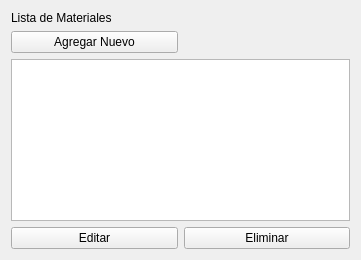
The window that Biblioteca/Views/Materiales.ui (rescobedoq/sbd) describes before a commit, drawn with Qt 5.
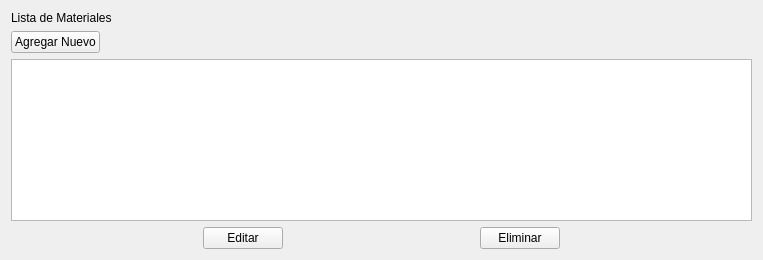
The same window after the commit.

Commit message: Correcciones en los DAOs, controllers y Vistas - Se ha modificado los DAOs y Controller de materiales para usar el ID autogenerado por SQLite - Se ha modifcado la vista de materiales para admitir redimensionamiento - Se ha modificado el form de materiales para no dejar modificar el valor de "disponible"

What changed in the file:
```diff
--- a/Biblioteca/Views/Materiales.ui
+++ b/Biblioteca/Views/Materiales.ui
@@ -9,7 +9,7 @@
    <rect>
     <x>0</x>
     <y>0</y>
-    <width>361</width>
+    <width>763</width>
     <height>260</height>
    </rect>
   </property>
@@ -22,21 +22,8 @@
   <property name="windowTitle">
    <string>Form</string>
   </property>
-  <layout class="QGridLayout" name="gridLayout">
-   <item row="3" column="0">
-    <widget class="QPushButton" name="editarMaterialButton">
-     <property name="sizePolicy">
-      <sizepolicy hsizetype="Expanding" vsizetype="Preferred">
-       <horstretch>0</horstretch>
-       <verstretch>0</verstretch>
-      </sizepolicy>
-     </property>
-     <property name="text">
-      <string>Editar</string>
-     </property>
-    </widget>
-   </item>
-   <item row="0" column="0">
+  <layout class="QVBoxLayout" name="verticalLayout">
+   <item>
     <widget class="QLabel" name="label">
      <property name="sizePolicy">
       <sizepolicy hsizetype="Preferred" vsizetype="Fixed">
@@ -49,28 +36,101 @@
      </property>
     </widget>
    </item>
-   <item row="3" column="1">
-    <widget class="QPushButton" name="eliminarMaterialButton">
-     <property name="sizePolicy">
-      <sizepolicy hsizetype="Expanding" vsizetype="Preferred">
-       <horstretch>0</horstretch>
-       <verstretch>0</verstretch>
-      </sizepolicy>
-     </property>
-     <property name="text">
-      <string>Eliminar</string>
-     </property>
-    </widget>
+   <item>
+    <layout class="QHBoxLayout" name="horizontalLayout">
+     <item>
+      <widget class="QPushButton" name="crearMaterialButton">
+       <property name="text">
+        <string>Agregar Nuevo</string>
+       </property>
+      </widget>
+     </item>
+     <item>
+      <spacer name="horizontalSpacer">
+       <property name="orientation">
+        <enum>Qt::Orientation::Horizontal</enum>
+       </property>
+       <property name="sizeHint" stdset="0">
+        <size>
+         <width>40</width>
+         <height>20</height>
+        </size>
+       </property>
+      </spacer>
+     </item>
+    </layout>
    </item>
-   <item row="2" column="0" colspan="2">
+   <item>
     <widget class="QTableWidget" name="tablaMateriales"/>
    </item>
-   <item row="1" column="0">
-    <widget class="QPushButton" name="crearMaterialButton">
-     <property name="text">
-      <string>Agregar Nuevo</string>
-     </property>
-    </widget>
+   <item>
+    <layout class="QHBoxLayout" name="horizontalLayout_2">
+     <item>
+      <spacer name="horizontalSpacer_2">
+       <property name="orientation">
+        <enum>Qt::Orientation::Horizontal</enum>
+       </property>
+       <property name="sizeHint" stdset="0">
+        <size>
+         <width>40</width>
+         <height>20</height>
+        </size>
+       </property>
+      </spacer>
+     </item>
+     <item>
+      <widget class="QPushButton" name="editarMaterialButton">
+       <property name="sizePolicy">
+        <sizepolicy hsizetype="Fixed" vsizetype="Preferred">
+         <horstretch>0</horstretch>
+         <verstretch>0</verstretch>
+        </sizepolicy>
+       </property>
+       <property name="text">
+        <string>Editar</string>
+       </property>
+      </widget>
+     </item>
+     <item>
+      <spacer name="horizontalSpacer_3">
+       <property name="orientation">
+        <enum>Qt::Orientation::Horizontal</enum>
+       </property>
+       <property name="sizeHint" stdset="0">
+        <size>
+         <width>40</width>
+         <height>20</height>
+        </size>
+       </property>
+      </spacer>
+     </item>
+     <item>
+      <widget class="QPushButton" name="eliminarMaterialButton">
+       <property name="sizePolicy">
+        <sizepolicy hsizetype="Fixed" vsizetype="Preferred">
+         <horstretch>0</horstretch>
+         <verstretch>0</verstretch>
+        </sizepolicy>
+       </property>
+       <property name="text">
+        <string>Eliminar</string>
+       </property>
+      </widget>
+     </item>
+     <item>
+      <spacer name="horizontalSpacer_4">
+       <property name="orientation">
+        <enum>Qt::Orientation::Horizontal</enum>
+       </property>
+       <property name="sizeHint" stdset="0">
+        <size>
+         <width>40</width>
+         <height>20</height>
+        </size>
+       </property>
+      </spacer>
+     </item>
+    </layout>
    </item>
   </layout>
  </widget>
```
The commit also changes 11 other files.
